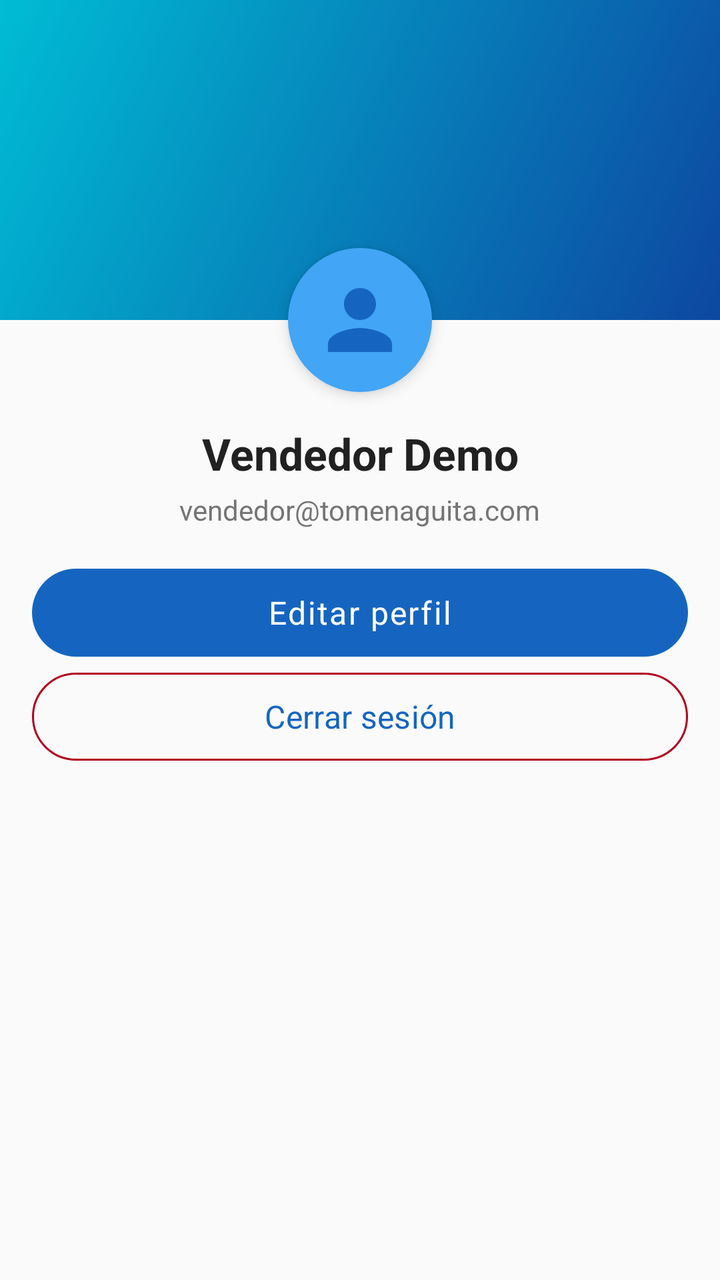
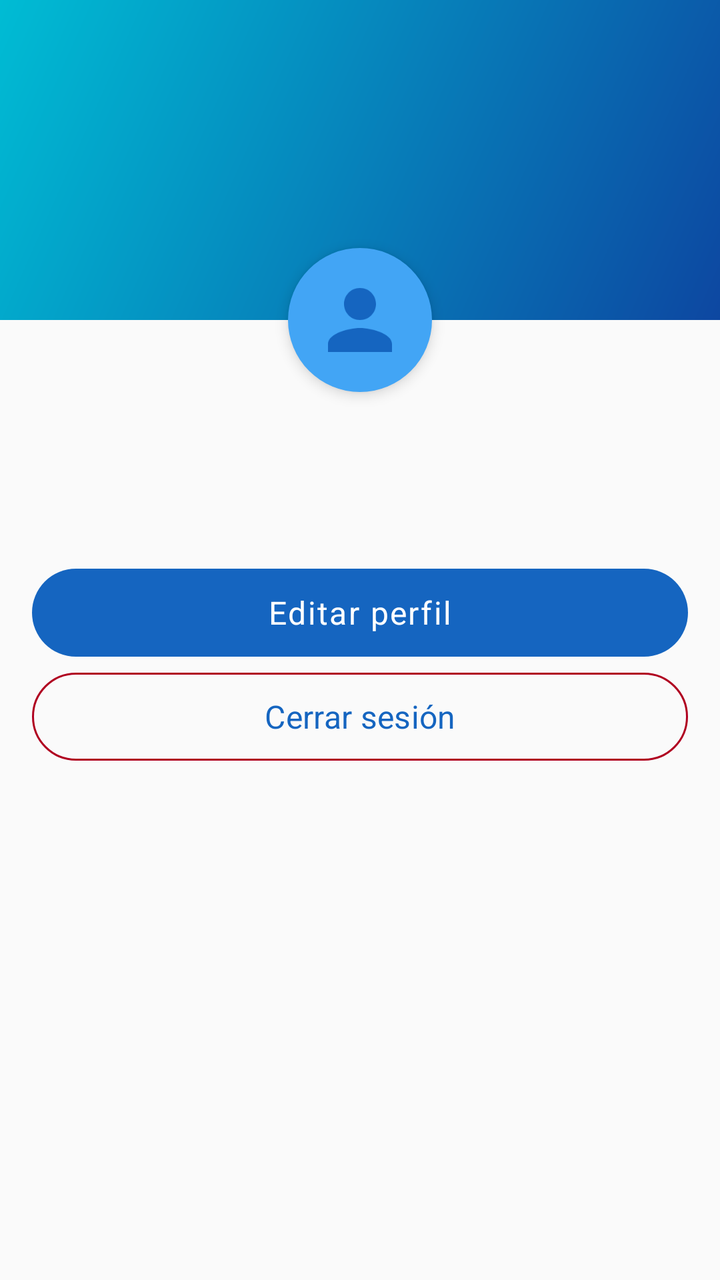

Before-and-after screenshots of an Android layout around one commit, followed by the original layout XML and the change that was made.
<!-- AndroidManifest.xml: application theme Theme.TomenAguita -->
<!-- res/layout/fragment_perfil_vendedor.xml -->
<?xml version="1.0" encoding="utf-8"?>
<androidx.core.widget.NestedScrollView
    xmlns:android="http://schemas.android.com/apk/res/android"
    xmlns:app="http://schemas.android.com/apk/res-auto"
    android:layout_width="match_parent"
    android:layout_height="match_parent"
    android:background="@color/background">

    <androidx.constraintlayout.widget.ConstraintLayout
        android:layout_width="match_parent"
        android:layout_height="wrap_content">

        <View
            android:id="@+id/headerBg"
            android:layout_width="0dp"
            android:layout_height="160dp"
            android:background="@drawable/bg_splash"
            app:layout_constraintEnd_toEndOf="parent"
            app:layout_constraintStart_toStartOf="parent"
            app:layout_constraintTop_toTopOf="parent" />

        <ImageView
            android:id="@+id/ivAvatar"
            android:layout_width="@dimen/avatar_size"
            android:layout_height="@dimen/avatar_size"
            android:src="@drawable/ic_profile"
            android:background="@drawable/bg_circle_avatar"
            android:padding="12dp"
            android:elevation="4dp"
            app:layout_constraintBottom_toBottomOf="@id/headerBg"
            app:layout_constraintEnd_toEndOf="parent"
            app:layout_constraintStart_toStartOf="parent"
            app:layout_constraintTop_toBottomOf="@id/headerBg" />

        <TextView
            android:id="@+id/tvNombre"
            android:layout_width="wrap_content"
            android:layout_height="wrap_content"
            android:layout_marginTop="@dimen/margin_medium"
            android:text="Vendedor Demo"
            android:textColor="@color/on_background"
            android:textSize="@dimen/text_title"
            android:textStyle="bold"
            app:layout_constraintEnd_toEndOf="parent"
            app:layout_constraintStart_toStartOf="parent"
            app:layout_constraintTop_toBottomOf="@id/ivAvatar" />

        <TextView
            android:id="@+id/tvEmail"
            android:layout_width="wrap_content"
            android:layout_height="wrap_content"
            android:layout_marginTop="4dp"
            android:text="vendedor@tomenaguita.com"
            android:textColor="@color/on_background_secondary"
            app:layout_constraintEnd_toEndOf="parent"
            app:layout_constraintStart_toStartOf="parent"
            app:layout_constraintTop_toBottomOf="@id/tvNombre" />

        <com.google.android.material.button.MaterialButton
            android:id="@+id/btnEditarPerfil"
            style="@style/Widget.TomenAguita.Button"
            android:layout_width="0dp"
            android:layout_height="@dimen/button_height"
            android:layout_margin="@dimen/margin_medium"
            android:text="@string/btn_edit_profile"
            app:layout_constraintEnd_toEndOf="parent"
            app:layout_constraintStart_toStartOf="parent"
            app:layout_constraintTop_toBottomOf="@id/tvEmail" />

        <com.google.android.material.button.MaterialButton
            android:id="@+id/btnLogout"
            style="@style/Widget.TomenAguita.Button.Outlined"
            android:layout_width="0dp"
            android:layout_height="@dimen/button_height"
            android:layout_marginHorizontal="@dimen/margin_medium"
            android:layout_marginBottom="@dimen/margin_large"
            android:text="@string/btn_logout"
            app:strokeColor="@color/error"
            app:layout_constraintBottom_toBottomOf="parent"
            app:layout_constraintEnd_toEndOf="parent"
            app:layout_constraintStart_toStartOf="parent"
            app:layout_constraintTop_toBottomOf="@id/btnEditarPerfil" />

    </androidx.constraintlayout.widget.ConstraintLayout>
</androidx.core.widget.NestedScrollView>
<!-- resources referenced by this layout -->
<resources>
  <color name="background">#FAFAFA</color>
  <color name="error">#B00020</color>
  <color name="on_background">#212121</color>
  <color name="on_background_secondary">#757575</color>
  <dimen name="avatar_size">72dp</dimen>
  <dimen name="button_height">52dp</dimen>
  <dimen name="margin_large">24dp</dimen>
  <dimen name="margin_medium">16dp</dimen>
  <dimen name="text_title">22sp</dimen>
  <!-- drawable bg_circle_avatar (drawable) -->
  <?xml version="1.0" encoding="utf-8"?>
  <shape xmlns:android="http://schemas.android.com/apk/res/android"
      android:shape="oval">
      <solid android:color="@color/primary_light" />
  </shape>
  <!-- drawable bg_splash (drawable) -->
  <?xml version="1.0" encoding="utf-8"?>
  <shape xmlns:android="http://schemas.android.com/apk/res/android">
      <gradient
          android:startColor="@color/splash_start"
          android:endColor="@color/splash_end"
          android:angle="135" />
  </shape>
  <!-- drawable ic_profile (drawable) -->
  <?xml version="1.0" encoding="utf-8"?>
  <vector xmlns:android="http://schemas.android.com/apk/res/android"
      android:width="24dp"
      android:height="24dp"
      android:viewportWidth="24"
      android:viewportHeight="24">
      <path
          android:fillColor="@color/primary"
          android:pathData="M12,12c2.21,0 4,-1.79 4,-4s-1.79,-4 -4,-4 -4,1.79 -4,4 1.79,4 4,4zM12,14c-2.67,0 -8,1.34 -8,4v2h16v-2c0,-2.66 -5.33,-4 -8,-4z" />
  </vector>
  <string name="btn_edit_profile">Editar perfil</string>
  <string name="btn_logout">Cerrar sesión</string>
  <style name="Widget.TomenAguita.Button" parent="Widget.Material3.Button">
          <item name="android:minHeight">@dimen/button_height</item>
          <item name="cornerRadius">@dimen/corner_radius_button</item>
          <item name="android:textSize">@dimen/text_medium</item>
          <item name="android:letterSpacing">0.05</item>
          <item name="android:textAllCaps">false</item>
      </style>
  <style name="Widget.TomenAguita.Button.Outlined" parent="Widget.Material3.Button.OutlinedButton">
          <item name="android:minHeight">@dimen/button_height</item>
          <item name="cornerRadius">@dimen/corner_radius_button</item>
          <item name="android:textSize">@dimen/text_medium</item>
          <item name="android:textAllCaps">false</item>
      </style>
  <style name="Theme.TomenAguita" parent="Theme.Material3.DayNight.NoActionBar">
          <item name="colorPrimary">@color/primary</item>
          <item name="colorPrimaryDark">@color/primary_dark</item>
          <item name="colorPrimaryVariant">@color/primary_dark</item>
          <item name="colorOnPrimary">@color/on_primary</item>
          <item name="colorSecondary">@color/secondary</item>
          <item name="colorOnSecondary">@color/on_primary</item>
          <item name="colorError">@color/error</item>
          <item name="android:colorBackground">@color/background</item>
          <item name="colorSurface">@color/surface</item>
          <item name="android:statusBarColor">@color/primary_dark</item>
          <item name="android:navigationBarColor">@color/surface</item>
          <item name="android:fontFamily">sans-serif</item>
      </style>
  <color name="primary_light">#42A5F5</color>
  <color name="splash_start">#0D47A1</color>
  <color name="splash_end">#00BCD4</color>
  <color name="primary">#1565C0</color>
  <dimen name="corner_radius_button">24dp</dimen>
  <dimen name="text_medium">16sp</dimen>
  <color name="primary_dark">#0D47A1</color>
  <color name="on_primary">#FFFFFF</color>
  <color name="secondary">#00BCD4</color>
  <color name="surface">#FFFFFF</color>
</resources>

<!-- the commit's change to res/layout/fragment_perfil_vendedor.xml (unified diff, before → after) -->
@@ -37,7 +37,7 @@
             android:layout_width="wrap_content"
             android:layout_height="wrap_content"
             android:layout_marginTop="@dimen/margin_medium"
-            android:text="Vendedor Demo"
+            android:text=""
             android:textColor="@color/on_background"
             android:textSize="@dimen/text_title"
             android:textStyle="bold"
@@ -50,7 +50,7 @@
             android:layout_width="wrap_content"
             android:layout_height="wrap_content"
             android:layout_marginTop="4dp"
-            android:text="vendedor@tomenaguita.com"
+            android:text=""
             android:textColor="@color/on_background_secondary"
             app:layout_constraintEnd_toEndOf="parent"
             app:layout_constraintStart_toStartOf="parent"
